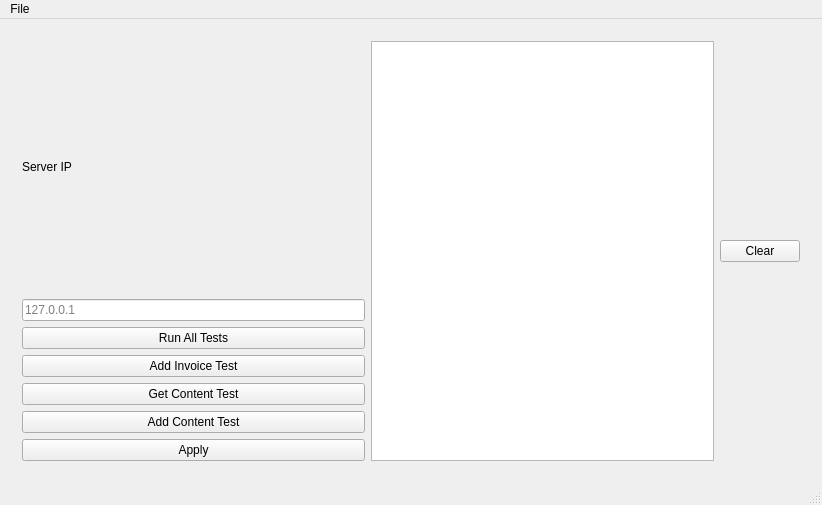
Before: the Qt Designer form client/mainwindow.ui in Davidj361/cuTPS, drawn with Qt 5.
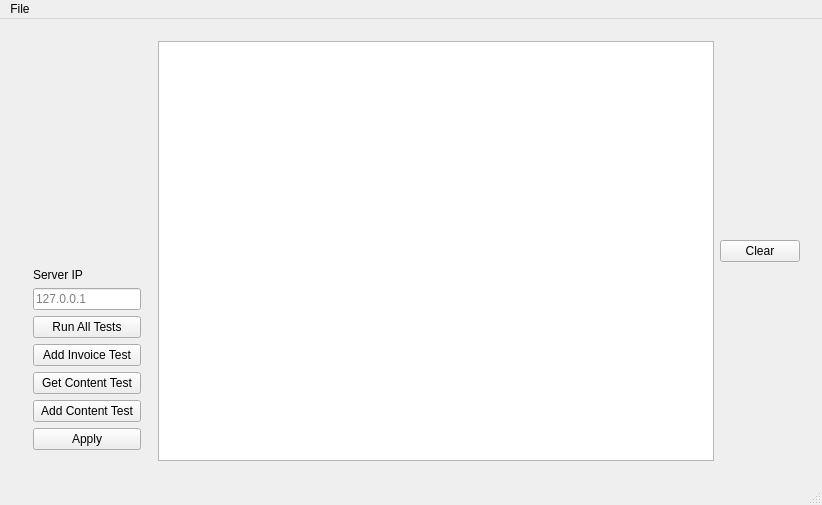
After: the same form once the commit is applied. The open tabs and pages were chosen to show the change. Icons and pictures are not drawn.

Commit message: All UI windows and such are beautified should be finished with their design. Let me know by email if something needs to change.

```diff
--- a/client/mainwindow.ui
+++ b/client/mainwindow.ui
@@ -45,7 +45,21 @@
       <widget class="QWidget" name="Testpage">
        <layout class="QHBoxLayout" name="horizontalLayout_2">
         <item>
+         <widget class="QWidget" name="asdfqwerzxcv" native="true">
          <layout class="QVBoxLayout" name="verticalLayout">
+           <item>
+            <spacer name="verticalSpacer_4">
+             <property name="orientation">
+              <enum>Qt::Vertical</enum>
+             </property>
+             <property name="sizeHint" stdset="0">
+              <size>
+               <width>20</width>
+               <height>183</height>
+              </size>
+             </property>
+            </spacer>
+           </item>
           <item>
            <widget class="QLabel" name="label">
             <property name="text">
@@ -96,9 +110,17 @@
            </widget>
           </item>
          </layout>
+         </widget>
         </item>
         <item>
-         <widget class="QListWidget" name="resultsListWidget"/>
+         <widget class="QListWidget" name="resultsListWidget">
+          <property name="sizePolicy">
+           <sizepolicy hsizetype="Expanding" vsizetype="Expanding">
+            <horstretch>30</horstretch>
+            <verstretch>1</verstretch>
+           </sizepolicy>
+          </property>
+         </widget>
         </item>
         <item>
          <widget class="QPushButton" name="btnClear">
```
Left out of the diff: 3 changed lines with no effect on the pictures. Lines whose indentation alone changed are shown as unchanged.
